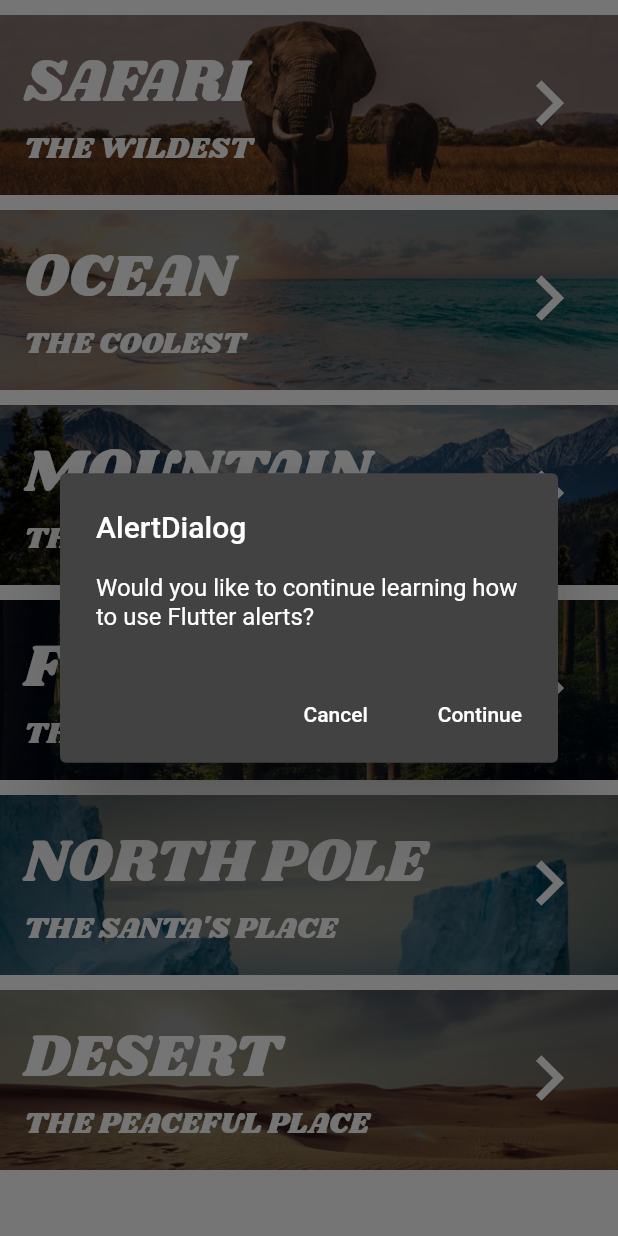
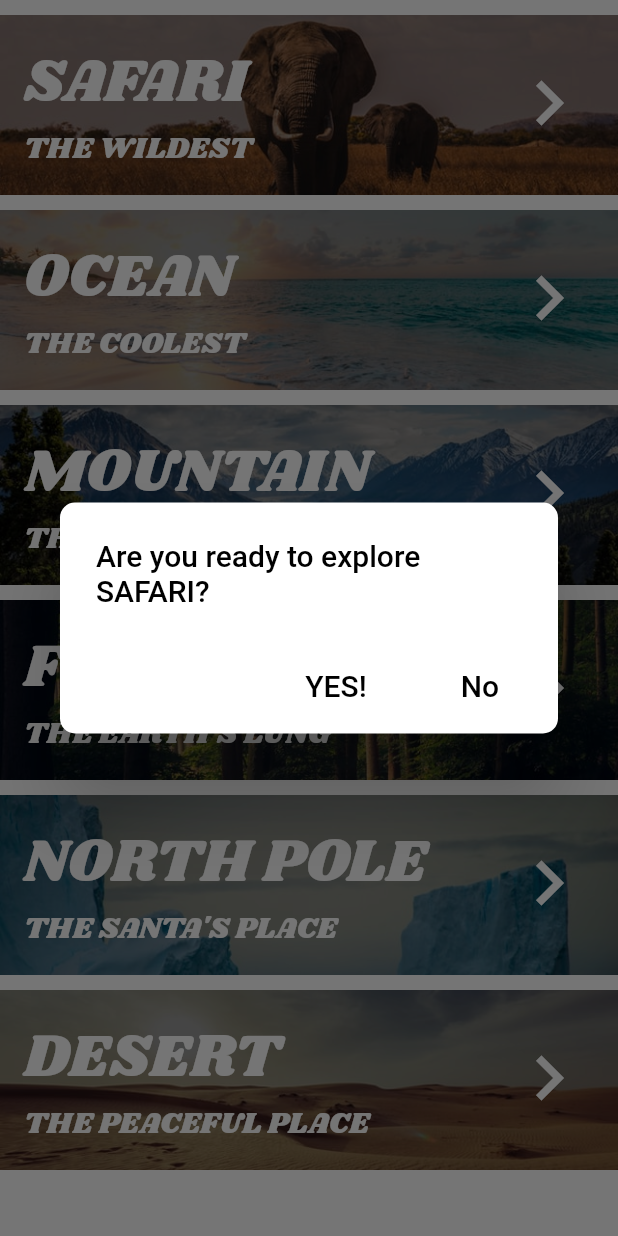
Before and after one commit to gloriakim-cs-projects/2020-flutter-summer-escape, a Flutter app: the FirstPageDetails screen opened directly, after a tap on "SAFARI", on a phone screen of 412 x 824 dp. Run offline on Flutter 3.47's test engine with Material 2 defaults, Android fonts, the light colour scheme and no system bars.

Commit message:
Finished the entire step 1

```diff
--- a/summer_escape/lib/screens/home.dart
+++ b/summer_escape/lib/screens/home.dart
@@ -133,7 +133,7 @@
                             context,
                             MaterialPageRoute(
                               builder: (context) => StepPage(58719, 'STEP 1.',
-                                  'CHOOSE\nYOUR\nDESTINATOIN'),
+                                  'CHOOSE\nYOUR\nDESTINATOIN.'),
                             ),
                           );
                         },
--- a/summer_escape/lib/screens/step_one_details.dart
+++ b/summer_escape/lib/screens/step_one_details.dart
@@ -1,6 +1,7 @@
 import 'package:flutter/cupertino.dart';
 import 'package:flutter/material.dart';
-import 'package:summer_escape/screens/ExamplePage.dart';
+import 'package:summer_escape/screens/step.dart';
+
 
 class Destination {
   final String title;
@@ -39,6 +40,7 @@
             itemCount: dest.length,
             itemBuilder: (context, index) {
               String imagename = dest[index].title;
+              String message = 'Are you ready to explore ' + imagename + '?';
               return Padding(
                 padding: const EdgeInsets.fromLTRB(0, 10, 0, 0),
                 child: Container(
@@ -72,9 +74,11 @@
                       ),
                       trailing: Icon(Icons.keyboard_arrow_right,
                           size: 60.0, color: Colors.white),
+
+
                       onTap: () {
-                        //TODO: Alarm message with dest[index]
-                        _showAlertDialog(context);
+
+                        _showAlertDialog(context, message);
                       },
                     ),
                   ),
@@ -88,26 +92,35 @@
   }
 }
 
-_showAlertDialog(BuildContext context) {
+_showAlertDialog(BuildContext context, String message) {
   // set up the buttons
+  Widget continueButton = FlatButton(
+    child: Text('YES!',style: TextStyle(color: Colors.black, fontSize: 20),),
+    onPressed: () {
+Navigator.push(context, MaterialPageRoute(
+    builder: (context) => StepPage(559640, 'STEP 2.', 'PACK\nYOUR\nSUITCASE.'),),);
+    },
+  );
   Widget cancelButton = FlatButton(
-    child: Text("Cancel"),
-    onPressed: () {},
+    child: Text(
+      'No',
+      style: TextStyle(color: Colors.black,
+        fontSize: 20),
+    ),
+    onPressed: () {
+      Navigator.of(context).pop();},
   );
-  Widget continueButton = FlatButton(
-    child: Text("Continue"),
-    onPressed: () {},
-  );
+
 
   // set up the AlertDialog
   AlertDialog alert = AlertDialog(
-    title: Text("AlertDialog"),
-    content:
-        Text("Would you like to continue learning how to use Flutter alerts?"),
+    title: Text(message, style: TextStyle(color: Colors.black),),
     actions: [
+      continueButton,
       cancelButton,
-      continueButton,
     ],
+      backgroundColor: Colors.white,
+    shape: RoundedRectangleBorder(borderRadius: BorderRadius.circular(10)),
   );
 
   // show the dialog
```
